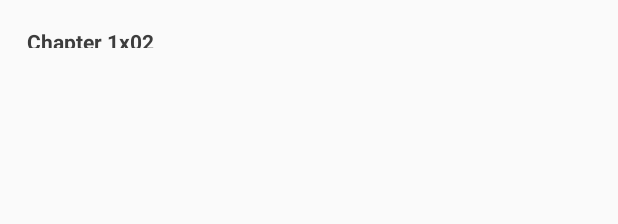
After one commit to SergioPadilla/Myo-Android, an Android app: the layout item_list.xml on its own in the app's theme, with its tools: preview values and no code run, on a phone screen of 412 x 824 dp. The commit adds this screen. Shown: the top 224 px of the screen. Run offline under Robolectric (Android 15) with nearby library versions, the phone set to English and light mode, and no system bars.

```diff
--- a/app/src/main/java/com/piser/myo/Youtube/DeveloperKey.java
+++ b/app/src/main/java/com/piser/myo/Utils/Youtube/DeveloperKey.java
@@ -1,6 +1,6 @@
 // Copyright 2014 Google Inc. All Rights Reserved.
 
-package com.piser.myo.Youtube;
+package com.piser.myo.Utils.Youtube;
 
 /**
  * Static container class for holding a reference to your YouTube Developer Key.
--- /dev/null
+++ b/app/src/main/res/layout/item_list.xml
@@ -0,0 +1,24 @@
+<?xml version="1.0" encoding="utf-8"?>
+<LinearLayout xmlns:android="http://schemas.android.com/apk/res/android"
+    android:orientation="vertical"
+    android:layout_width="match_parent"
+    android:layout_height="50dp">
+
+    <TextView
+        android:layout_width="wrap_content"
+        android:layout_height="wrap_content"
+        android:padding="18dp"
+        android:layout_gravity="left|center_vertical"
+        android:text="Chapter 1x02"
+        android:textStyle="bold"
+        android:textColor="#3d3d3d"
+        android:id="@+id/text"/>
+
+    <View
+        android:layout_marginStart="18dp"
+        android:layout_marginEnd="18dp"
+        android:background="#1f000000"
+        android:layout_width="match_parent"
+        android:layout_height="1dp"/>
+
+</LinearLayout>
```
Also changed, not shown: app/src/main/AndroidManifest.xml (+4 -4 lines), app/src/main/java/com/piser/myo/MyoActivity.java (+33 -12 lines), app/src/main/java/com/piser/myo/Utils/Chapters/Chapter.java (added, +37 -0 lines), app/src/main/java/com/piser/myo/Utils/Chapters/ChaptersAdapterList.java (added, +78 -0 lines), app/src/main/res/layout/activity_youtube.xml (+48 -5 lines), app/src/main/res/mipmap-hdpi/image.jpg (added).
